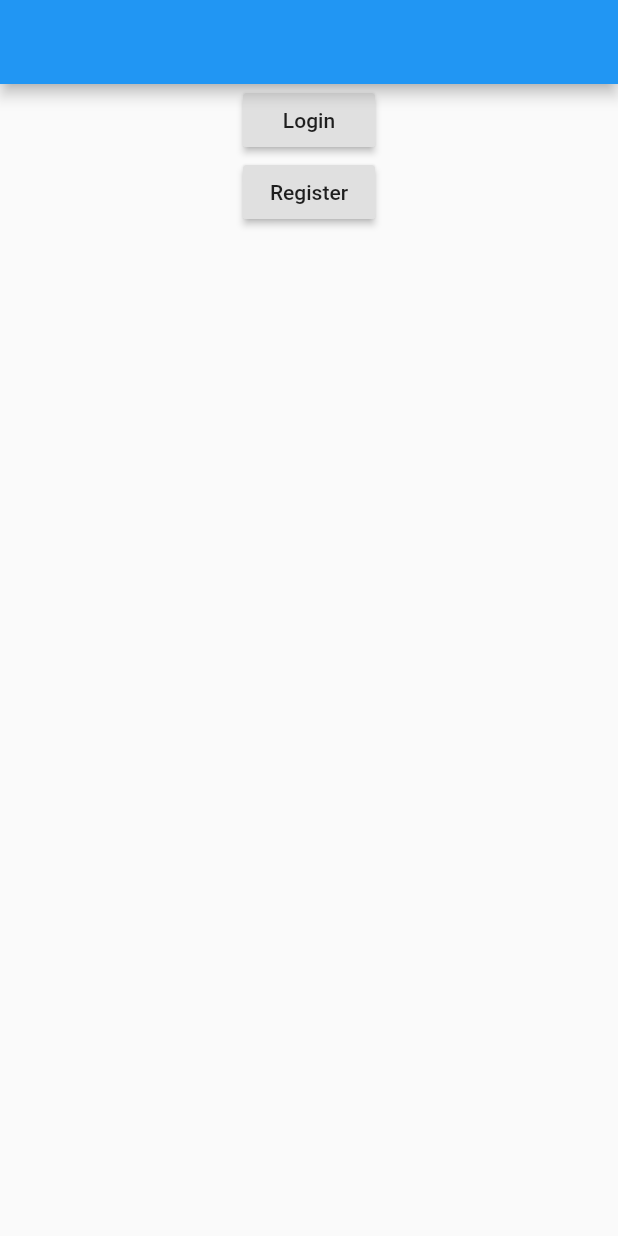
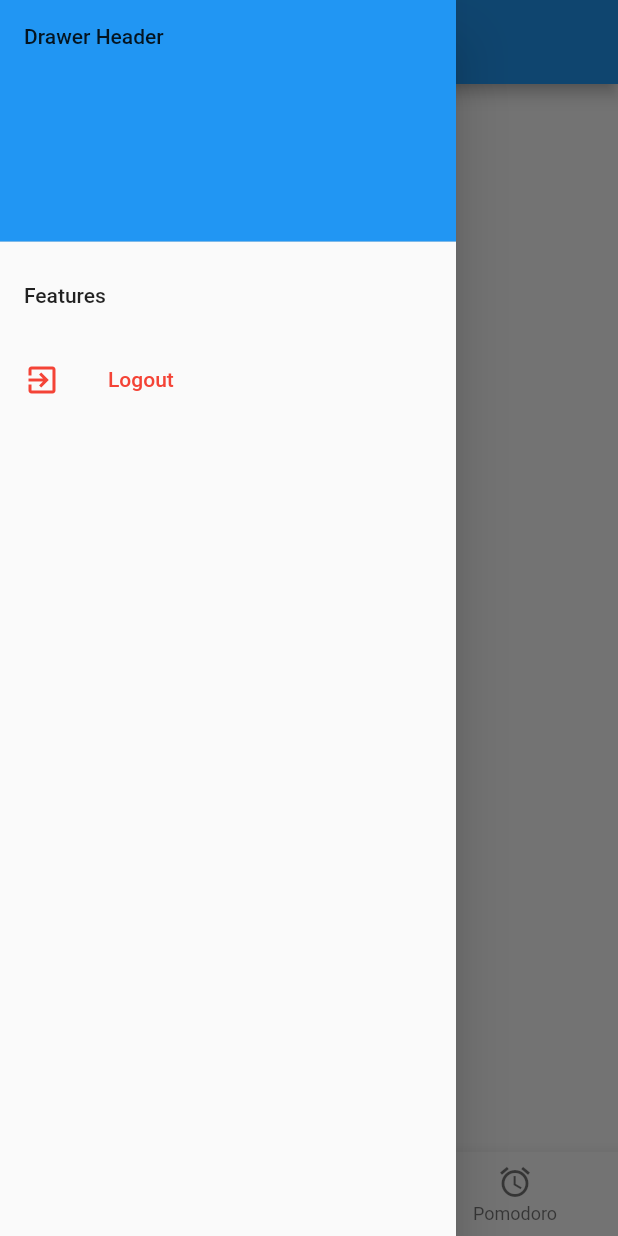
Before and after one commit to phongsathorn1/Pomodoro, a Flutter app: the screen it shows after launch, with the side drawer open (before the commit the screen has no drawer), on a phone screen of 412 x 824 dp. Run offline on Flutter 3.47's test engine with Material 2 defaults, Android fonts, the phone set to English and light mode, and no system bars; our stand-ins replace cloud_firestore, firebase_auth; accounts and stored records are empty.

Commit message:
Add appdrawer to home page

```diff
--- a/lib/views/home.dart
+++ b/lib/views/home.dart
@@ -1,26 +1,96 @@
 import 'package:flutter/material.dart';
+import 'package:firebase_auth/firebase_auth.dart';
 
-class HomeScreen extends StatelessWidget {
+final FirebaseAuth _auth = FirebaseAuth.instance;
+
+class HomeScreen extends StatefulWidget {
+  @override
+  State<StatefulWidget> createState() {
+    return HomeScreenState();
+  }
+}
+
+class HomeScreenState extends State<HomeScreen> {
+  FirebaseUser user;
+
+  @override
+  void initState() {
+    super.initState();
+    checkAuth();
+  }
+
   @override
   Widget build(BuildContext context) {
     return Scaffold(
       appBar: AppBar(),
-      body: Center(
-        child: Column(children: <Widget>[
-          RaisedButton(
-            child: Text("Login"),
-            onPressed: () => {
-              Navigator.pushNamed(context, '/login')
-            },
+      body: Container(
+        child: Center(
+          child: Text("This is home page"),
+        ),
+      ),
+      drawer: Drawer(
+        child: ListView(
+          padding: EdgeInsets.zero,
+          children: <Widget>[
+            DrawerHeader(
+              child: Text("Drawer Header"),
+              decoration: BoxDecoration(
+                color: Colors.blue,
+              )
+            ),
+            ListTile(
+              title: Text("Features"),
+              onTap: () {
+                Navigator.pushNamed(context, '/features');
+              },
+            ),
+            ListTile(
+              leading: Icon(Icons.exit_to_app,
+                color: Colors.red
+              ),
+              title: Text(
+                "Logout",
+                style: TextStyle(
+                  color: Colors.red
+                )
+              ),
+              onTap: () {
+                this.logout(context);
+              },
+            )
+          ],
+        )
+      ),
+      bottomNavigationBar: BottomNavigationBar(
+        currentIndex: 0,
+        items: <BottomNavigationBarItem>[
+          BottomNavigationBarItem(
+            icon: Icon(Icons.home),
+            title: Text("Home")
           ),
-          RaisedButton(
-            child: Text("Register"),
-            onPressed: () => {
-              Navigator.pushNamed(context, '/register')
-            },
+          BottomNavigationBarItem(
+            icon: Icon(Icons.map),
+            title: Text("Place")
+          ),
+          BottomNavigationBarItem(
+            icon: Icon(Icons.alarm),
+            title: Text("Pomodoro")
           )
-        ],),
+        ]
       ),
     );
   }
+
+  Future checkAuth() async {
+    FirebaseUser user = await _auth.currentUser();
+    if(user == null){
+      Navigator.pushNamed(context, '/welcome');
+    }
+    print(user);
+  }
+
+  Future logout(BuildContext context) async {
+    await _auth.signOut();
+    Navigator.pushNamed(context, '/welcome');
+  }
 }
```
